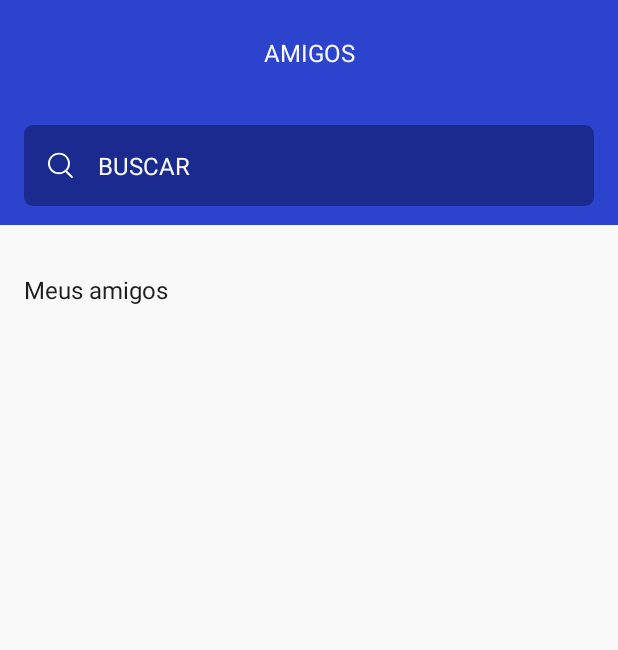
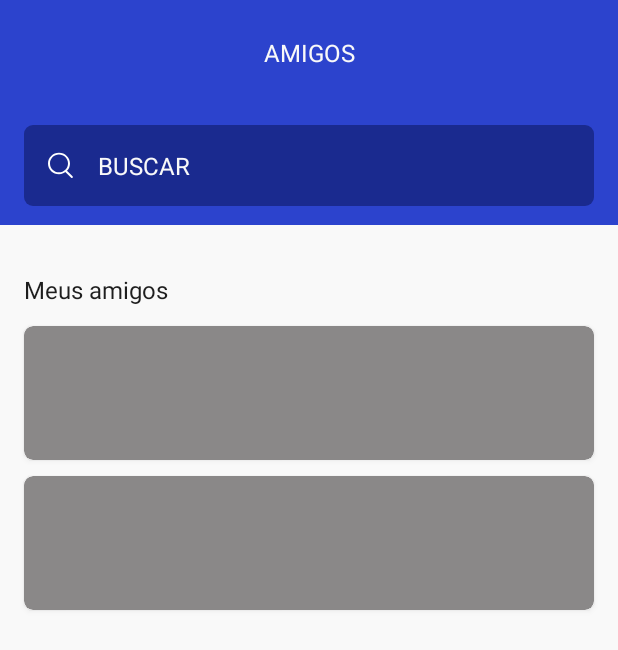
Before and after one commit to LucasPetros/Android-PageFriends-Java, an Android app: the screen it shows after launch (MainActivity), on a phone screen of 412 x 824 dp. Shown: the top 650 px of the screen. Run offline under Robolectric (Android 15) with nearby library versions, the phone set to English and light mode, and no system bars; our stand-ins replace Dagger/Hilt's generated code, RxJava, Shimmer; network calls fail.

```diff
--- a/app/src/main/AndroidManifest.xml
+++ b/app/src/main/AndroidManifest.xml
@@ -7,7 +7,6 @@
 
     <application
         android:name=".App"
-        android:hardwareAccelerated="true"
         android:allowBackup="true"
         android:usesCleartextTraffic="true"
         android:dataExtractionRules="@xml/data_extraction_rules"
--- a/app/src/main/java/com/lucaspetros/dev/pagefriends/data/model/response/dto/FriendsDTO.java
+++ b/app/src/main/java/com/lucaspetros/dev/pagefriends/data/model/response/dto/FriendsDTO.java
@@ -8,8 +8,8 @@ import java.util.List;
 
 public class FriendsDTO {
 
-    private int totalPages;
-    private List<User> listFriends;
+    private final int totalPages;
+    private final List<User> listFriends;
 
 
     public FriendsDTO(FriendsResponse friendsResponse) {
--- a/app/src/main/java/com/lucaspetros/dev/pagefriends/di/ApiModule.java
+++ b/app/src/main/java/com/lucaspetros/dev/pagefriends/di/ApiModule.java
@@ -2,6 +2,7 @@ package com.lucaspetros.dev.pagefriends.di;
 
 import android.app.Application;
 
+import com.lucaspetros.dev.pagefriends.BuildConfig;
 import com.lucaspetros.dev.pagefriends.data.remote.ApiService;
 
 import javax.inject.Singleton;
@@ -17,7 +18,6 @@ import retrofit2.converter.gson.GsonConverterFactory;
 
 @Module
 public class ApiModule {
-    public static String BASE_URL = "https://reqres.in/api/";
     Application application;
 
     public ApiModule(Application application) {
@@ -36,7 +36,7 @@ public class ApiModule {
     @Singleton
     Retrofit provideRetrofit(OkHttpClient.Builder httpClient) {
         return new Retrofit.Builder()
-                .baseUrl(BASE_URL)
+                .baseUrl(BuildConfig.BASE_URL)
                 .client(httpClient.build())
                 .addCallAdapterFactory(RxJava3CallAdapterFactory.createWithScheduler(Schedulers.io()))
                 .addConverterFactory(GsonConverterFactory.create())
--- a/app/src/main/java/com/lucaspetros/dev/pagefriends/ui/feature/friends/adapter/FriendsAdapter.java
+++ b/app/src/main/java/com/lucaspetros/dev/pagefriends/ui/feature/friends/adapter/FriendsAdapter.java
@@ -48,7 +48,7 @@ public class FriendsAdapter extends RecyclerView.Adapter<FriendsAdapter.MyViewHo
 
     public static class MyViewHolder extends RecyclerView.ViewHolder {
 
-        LayoutAdapterMyListFriendsBinding binding;
+        private final LayoutAdapterMyListFriendsBinding binding;
 
         public MyViewHolder(@NonNull LayoutAdapterMyListFriendsBinding binding) {
             super(binding.getRoot());
--- a/app/src/main/java/com/lucaspetros/dev/pagefriends/ui/feature/friends/presentation/MainActivity.java
+++ b/app/src/main/java/com/lucaspetros/dev/pagefriends/ui/feature/friends/presentation/MainActivity.java
@@ -3,11 +3,14 @@ package com.lucaspetros.dev.pagefriends.ui.feature.friends.presentation;
 import android.os.Bundle;
 
 import androidx.appcompat.app.AppCompatActivity;
+import androidx.fragment.app.Fragment;
+import androidx.fragment.app.FragmentManager;
 import androidx.lifecycle.ViewModelProvider;
 
 import com.lucaspetros.dev.pagefriends.App;
 import com.lucaspetros.dev.pagefriends.R;
 import com.lucaspetros.dev.pagefriends.di.AppComponent;
+import com.lucaspetros.dev.pagefriends.ui.feature.friends.presentation.fragments.MyFriendsFragment;
 import com.lucaspetros.dev.pagefriends.ui.feature.friends.viewmodel.FriendsViewModel;
 import com.lucaspetros.dev.pagefriends.ui.feature.friends.viewmodel.FriendsViewModelProviderFactory;
 
@@ -27,6 +30,11 @@ public class MainActivity extends AppCompatActivity {
         appComponent.inject(factory);
 
         FriendsViewModel mViewModel= new ViewModelProvider(this,factory).get(FriendsViewModel.class);
+        replaceFragment(new MyFriendsFragment());
+    }
 
+    public void replaceFragment(Fragment fragment){
+        FragmentManager fragmentManager = getSupportFragmentManager();
+        fragmentManager.beginTransaction().replace(R.id.my_frame_container, fragment).commit();
     }
 }
--- a/app/src/main/java/com/lucaspetros/dev/pagefriends/ui/feature/friends/presentation/fragments/MyFriendsFragment.java
+++ b/app/src/main/java/com/lucaspetros/dev/pagefriends/ui/feature/friends/presentation/fragments/MyFriendsFragment.java
@@ -22,15 +22,21 @@ import com.lucaspetros.dev.pagefriends.ui.feature.friends.viewmodel.FriendsViewM
 
 public class MyFriendsFragment extends Fragment {
 
-    private FragmentMyFriendsBinding binding;
+    private FragmentMyFriendsBinding binding = null;
     private RecyclerView recyclerView;
     private FriendsAdapter adapter;
     private FriendsViewModel mViewModel;
 
     @Override
+    public void onCreate(@Nullable Bundle savedInstanceState) {
+        super.onCreate(savedInstanceState);
+    }
+
+    @Override
     public View onCreateView(@NonNull LayoutInflater inflater, ViewGroup container,
                              Bundle savedInstanceState) {
         // Inflate the layout for this fragment
+
         binding = FragmentMyFriendsBinding.inflate(inflater, container, false);
         return binding.getRoot();
     }
@@ -39,24 +45,17 @@ public class MyFriendsFragment extends Fragment {
     public void onViewCreated(@NonNull View view, @Nullable Bundle savedInstanceState) {
         super.onViewCreated(view, savedInstanceState);
         mViewModel = new ViewModelProvider(requireActivity()).get(FriendsViewModel.class);
+
         configRecyclerView();
+
+        refresh();
+        startLoadingAnimation();
+
         mViewModel.getQntPages();
-        refresh();
 
-        mViewModel.pagesMutableLiveData.observe(getViewLifecycleOwner(), pages -> mViewModel.getAllFriends(pages));
+        observerLoading();
 
-        mViewModel.listAllFriendsDTOMutableLiveData.observe(getViewLifecycleOwner(), userList -> {
-            if (userList.size() == 0) {
-                binding.txtMyFriends.setVisibility(View.GONE);
-                binding.txtUserNotFound.setVisibility(View.VISIBLE);
-            } else {
-                binding.txtMyFriends.setVisibility(View.VISIBLE);
-                binding.txtUserNotFound.setVisibility(View.GONE);
-            }
-            adapter = new FriendsAdapter(userList, getContext());
-            recyclerView.setAdapter(adapter);
-
-        });
+        observerDataApi();
 
         binding.edtSearch.addTextChangedListener(new TextWatcher() {
             @Override
@@ -79,9 +78,46 @@ public class MyFriendsFragment extends Fragment {
 
     }
 
+    private void observerDataApi() {
+        mViewModel.listAllFriendsDTOMutableLiveData.observe(getViewLifecycleOwner(), userList -> {
+            if (userList.size() == 0) {
+                binding.txtMyFriends.setVisibility(View.GONE);
+                binding.txtUserNotFound.setVisibility(View.VISIBLE);
+            } else {
+                binding.txtMyFriends.setVisibility(View.VISIBLE);
+                binding.txtUserNotFound.setVisibility(View.GONE);
+            }
+            adapter = new FriendsAdapter(userList, getContext());
+            recyclerView.setAdapter(adapter);
+
+        });
+    }
+
+    private void observerLoading() {
+        mViewModel.loading.observe(getViewLifecycleOwner(), loading -> {
+            if (!loading) {
+                stopLoadinAnimation();
+            }
+        });
+    }
+
+    private void startLoadingAnimation() {
+        binding.cardShimmer.setVisibility(View.VISIBLE);
+        binding.cardShimmer2.setVisibility(View.VISIBLE);
+        binding.shimmerViewContainer1.startShimmer();
+        binding.shimmerViewContainer2.startShimmer();
+    }
+
+    private void stopLoadinAnimation() {
+        binding.shimmerViewContainer1.stopShimmer();
+        binding.shimmerViewContainer2.stopShimmer();
+        binding.cardShimmer.setVisibility(View.GONE);
+        binding.cardShimmer2.setVisibility(View.GONE);
+    }
+
     private void refresh() {
         binding.swiperefresh.setOnRefreshListener(() -> {
-            mViewModel.getAllFriends(mViewModel.getQntPage());
+            mViewModel.getQntPages();
             binding.edtSearch.setText("");
             binding.swiperefresh.setRefreshing(false);
         });
@@ -94,4 +130,13 @@ public class MyFriendsFragment extends Fragment {
         recyclerView.setLayoutManager(linearLayoutManager);
         recyclerView.setHasFixedSize(true);
     }
+
+
+    @Override
+    public void onDestroyView() {
+        super.onDestroyView();
+        mViewModel.clearObservable();
+        mViewModel.getQntPages();
+        binding.edtSearch.setText("");
+    }
 }
--- a/app/src/main/java/com/lucaspetros/dev/pagefriends/ui/feature/friends/viewmodel/FriendsViewModel.java
+++ b/app/src/main/java/com/lucaspetros/dev/pagefriends/ui/feature/friends/viewmodel/FriendsViewModel.java
@@ -15,13 +15,13 @@ import io.reactivex.rxjava3.disposables.CompositeDisposable;
 
 public class FriendsViewModel extends AndroidViewModel {
     private static final List<User> myFriends = new ArrayList<>();
+    private final List<User> userFilter = new ArrayList<>();
     private final CompositeDisposable compositeDisposable = new CompositeDisposable();
     public FriendsBusiness friendsBusiness;
-    public MutableLiveData<Integer> pagesMutableLiveData = new MutableLiveData<>();
     public MutableLiveData<List<User>> listAllFriendsDTOMutableLiveData = new MutableLiveData<>();
     public MutableLiveData<Throwable> error = new MutableLiveData<>();
     public MutableLiveData<Boolean> loading = new MutableLiveData<>();
-    private int qntPages;
+
 
     public FriendsViewModel(Application application, FriendsBusiness friendsBusiness) {
         super(application);
@@ -46,13 +46,11 @@ public class FriendsViewModel extends AndroidViewModel {
 
 
     public void getQntPages() {
+        myFriends.clear();
         loading.postValue(true);
         compositeDisposable.add(
                 friendsBusiness.getListFriends("1").subscribe(
-                        response -> {
-                            pagesMutableLiveData.postValue(response.getTotalPages());
-                            setQntPages(response.getTotalPages());
-                        },
+                        response -> getAllFriends(response.getTotalPages()),
                         throwable -> error.postValue(throwable),
                         () -> loading.postValue(false)
                 )
@@ -60,7 +58,7 @@ public class FriendsViewModel extends AndroidViewModel {
     }
 
     public void getFriendsFilter(String search) {
-        List<User> userFilter = new ArrayList<>();
+        userFilter.clear();
         for (User user :
                 getMyListFriends()) {
             String fullName = user.firstName + " " + user.lastName;
@@ -71,19 +69,10 @@ public class FriendsViewModel extends AndroidViewModel {
         }
         if (userFilter.size() == 0 && search.equals("")) {
             listAllFriendsDTOMutableLiveData.postValue(getMyListFriends());
-        }
-        else  {
+        } else {
             listAllFriendsDTOMutableLiveData.postValue(userFilter);
         }
 
-    }
-
-    public void setQntPages(int qntPages) {
-        this.qntPages = qntPages;
-    }
-
-    public int getQntPage() {
-        return qntPages;
     }
 
 
@@ -95,9 +84,15 @@ public class FriendsViewModel extends AndroidViewModel {
         FriendsViewModel.myFriends.addAll(myFriends);
     }
 
+    public void clearObservable() {
+        myFriends.clear();
+        compositeDisposable.clear();
+    }
+
     @Override
     protected void onCleared() {
         super.onCleared();
         compositeDisposable.clear();
+        myFriends.clear();
     }
 }
--- a/app/src/main/res/layout/activity_main.xml
+++ b/app/src/main/res/layout/activity_main.xml
@@ -1,11 +1,5 @@
 <?xml version="1.0" encoding="utf-8"?>
-<androidx.fragment.app.FragmentContainerView
-    xmlns:android="http://schemas.android.com/apk/res/android"
-    xmlns:app="http://schemas.android.com/apk/res-auto"
+<FrameLayout xmlns:android="http://schemas.android.com/apk/res/android"
     android:id="@+id/my_frame_container"
-    android:name="com.lucaspetros.dev.pagefriends.ui.feature.friends.presentation.fragments.MyFriendsFragment"
     android:layout_width="match_parent"
-    android:layout_height="match_parent"
-    app:defaultNavHost="true"
-    >
-</androidx.fragment.app.FragmentContainerView>
+    android:layout_height="match_parent" />
--- a/app/src/main/res/layout/fragment_my_friends.xml
+++ b/app/src/main/res/layout/fragment_my_friends.xml
@@ -71,20 +71,20 @@
 
         <EditText
             android:id="@+id/edtSearch"
+            style="@style/edtTextCustom"
             android:layout_width="match_parent"
             android:layout_height="wrap_content"
-            style="@style/edtTextCustom"
+            android:layout_marginHorizontal="@dimen/marginHorizontal16dp"
+            android:autofillHints=""
+            android:drawableStart="@drawable/ic_asset_search"
+            android:inputType="textCapWords"
             android:labelFor="@id/edtSearch"
-            android:drawableStart="@drawable/ic_asset_search"
-            android:layout_marginHorizontal="@dimen/marginHorizontal16dp"
-            android:inputType="textCapWords"
+            android:maxLength="60"
             android:maxLines="1"
-            android:maxLength="60"
             app:layout_constraintBottom_toBottomOf="@+id/view"
             app:layout_constraintEnd_toEndOf="parent"
             app:layout_constraintStart_toStartOf="parent"
-            app:layout_constraintTop_toTopOf="parent"
-            android:autofillHints="" />
+            app:layout_constraintTop_toTopOf="parent" />
 
 
         <TextView
@@ -113,18 +113,50 @@
             app:layout_constraintTop_toBottomOf="@id/view"
             tools:visibility="visible" />
 
+        <com.facebook.shimmer.ShimmerFrameLayout
+            android:id="@+id/shimmer_view_container1"
+            android:layout_width="match_parent"
+            android:layout_height="wrap_content"
+            app:layout_constraintEnd_toEndOf="parent"
+            app:layout_constraintStart_toStartOf="parent"
+            app:layout_constraintTop_toTopOf="@+id/swiperefresh">
+
+            <androidx.cardview.widget.CardView
+                android:id="@+id/cardShimmer"
+                style="@style/cardShimmerloading"
+                android:layout_width="match_parent"
+                android:layout_height="100dp"
+                android:layout_marginHorizontal="@dimen/marginHorizontalCardView12dp" />
+
+        </com.facebook.shimmer.ShimmerFrameLayout>
+
+        <com.facebook.shimmer.ShimmerFrameLayout
+            android:id="@+id/shimmer_view_container2"
+            android:layout_width="match_parent"
+            android:layout_height="wrap_content"
+            app:layout_constraintEnd_toEndOf="parent"
+            app:layout_constraintStart_toStartOf="parent"
+            app:layout_constraintTop_toBottomOf="@+id/shimmer_view_container1">
+
+            <androidx.cardview.widget.CardView
+                android:id="@+id/cardShimmer2"
+                style="@style/cardShimmerloading"
+                android:layout_width="match_parent"
+                android:layout_height="100dp"
+                android:layout_marginHorizontal="@dimen/marginHorizontalCardView12dp" />
+
+        </com.facebook.shimmer.ShimmerFrameLayout>
+
         <androidx.swiperefreshlayout.widget.SwipeRefreshLayout
             android:id="@+id/swiperefresh"
             android:layout_width="0dp"
             android:layout_height="0dp"
             android:layout_marginTop="@dimen/marginVertical8dp"
-            android:layout_marginBottom="@dimen/marginVertical32dp"
+            android:layout_marginBottom="@dimen/marginVertical16dp"
             app:layout_constraintBottom_toBottomOf="parent"
             app:layout_constraintEnd_toEndOf="parent"
             app:layout_constraintStart_toStartOf="parent"
-            app:layout_constraintTop_toBottomOf="@+id/txtMyFriends"
-
-            >
+            app:layout_constraintTop_toBottomOf="@+id/txtMyFriends">
 
             <androidx.recyclerview.widget.RecyclerView
                 android:id="@+id/rvFriends"
--- a/app/src/main/res/values/colors.xml
+++ b/app/src/main/res/values/colors.xml
@@ -12,4 +12,6 @@
     <color name="gray_light">#C4F3F3F3</color>
     <color name="blue">#2C43CD</color>
     <color name="blue_2">#1A2A8F</color>
+    <color name="blue_3">#1378F3</color>
+    <color name="gray">#8A8888</color>
 </resources>
--- a/app/src/main/res/values/style.xml
+++ b/app/src/main/res/values/style.xml
@@ -16,4 +16,19 @@
         <item name="android:textSize">@dimen/textSize</item>
     </style>
 
+    <style name="cardShimmerloading">
+        <item name="cardBackgroundColor">@color/gray</item>
+        <item name="cardCornerRadius">@dimen/cornerRadios</item>
+        <item name="cardPreventCornerOverlap">true</item>
+        <item name="cardUseCompatPadding">true</item>
+        <item name="contentPadding">@dimen/paddingCardView16dp</item>
+        <item name="android:textSize">@dimen/textSize</item>
+    </style>
+
+
+    app:cardBackgroundColor="#8A8888"
+    app:cardCornerRadius="@dimen/cornerRadios"
+    app:cardPreventCornerOverlap="true"
+    app:cardUseCompatPadding="true"
+    app:contentPadding="@dimen/paddingCardView16dp"
 </resources>
```
Also changed, not shown: app/build.gradle (+8 -4 lines), app/src/main/java/com/lucaspetros/dev/pagefriends/data/model/response/UserResponse.java (deleted, +0 -11 lines), app/src/main/java/com/lucaspetros/dev/pagefriends/data/model/response/dto/UserDTO.java (deleted, +0 -47 lines), app/src/main/res/drawable-night/ic_asset_options.xml (added, +24 -0 lines).
